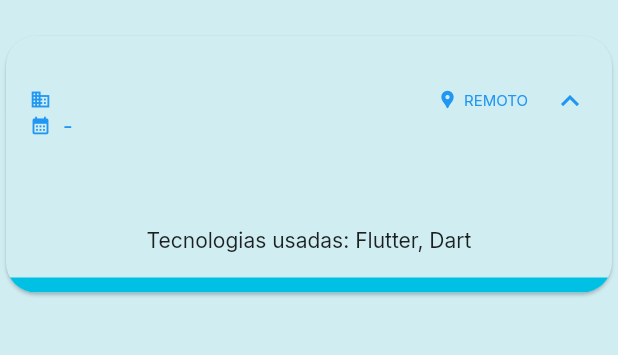
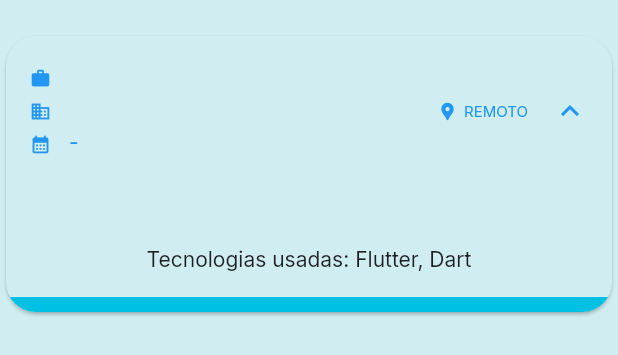
Before and after one commit to jgaviriadev/portfolio_app, a Flutter app: the ExperienceCard widget shown alone on an empty page, opened directly with empty values, after a tap on "REMOTO", on a phone screen of 412 x 824 dp. Shown: the top 355 px of the screen. Run offline on Flutter 3.47's test engine with Material 2 defaults, Android fonts, the phone set to English and light mode, and no system bars; our stand-ins replace animate_do, cached_network_image, card_swiper, go_router, google_fonts, timelines; accounts and stored records are empty; network calls fail.

Commit message:
improved UI experience card

```diff
--- a/lib/screens/details_screen/widgets/experience_card.dart
+++ b/lib/screens/details_screen/widgets/experience_card.dart
@@ -19,6 +19,7 @@ class ExperienceCard extends StatelessWidget {
         color: const Color(0xFFD0EDF2),
         clipBehavior: Clip.antiAlias,
         child: Container(
+          //height: 116,
           decoration: const BoxDecoration(
             border: Border(
               bottom: BorderSide(
@@ -30,19 +31,31 @@ class ExperienceCard extends StatelessWidget {
           child: Theme(
             data: Theme.of(context).copyWith(dividerColor: Colors.transparent),
             child: ExpansionTile(
-              tilePadding: const EdgeInsets.symmetric(vertical: 10, horizontal: 16),
+              controlAffinity: null,
+              tilePadding: const EdgeInsets.symmetric(vertical: 16, horizontal: 16, ),
               childrenPadding: const EdgeInsets.all(16),
               expandedCrossAxisAlignment: CrossAxisAlignment.start,
-              title: Text(
-                experience.jobTitle,
-                style: const TextStyle(
-                  fontWeight: FontWeight.bold
-                ),
-              ),
-              subtitle: Column(
+              title: Column(
                 crossAxisAlignment: CrossAxisAlignment.start,
-                mainAxisAlignment: MainAxisAlignment.start,
                 children: [
+                  Row(
+                    children: [
+                      const Icon(
+                        Icons.work,
+                        size: 14,
+                      ),
+                      const SizedBox(width: 8),
+                      Text(
+                        experience.jobTitle.toUpperCase(),
+                        style: const TextStyle(
+                          height: 1,
+                          fontSize: 14,
+                          fontWeight: FontWeight.bold
+                        ),
+                      ),
+                    ],
+                  ),
+                  const SizedBox(height: 8),
                   Row(
                     children: [
                       Expanded(
@@ -53,8 +66,14 @@ class ExperienceCard extends StatelessWidget {
                               size: 14,
                               //color: Colors.black,
                             ),
-                            const SizedBox(width: 4,),
-                            Text(experience.company),
+                            const SizedBox(width: 8),
+                            Text(
+                              experience.company,
+                              style: const TextStyle(
+                                height: 1,
+                                fontSize: 14
+                              ),
+                            ),
                           ],
                         )
                       ),
@@ -75,6 +94,7 @@ class ExperienceCard extends StatelessWidget {
                       ),
                     ],
                   ),
+                  const SizedBox(height: 8),
                   Row(
                     children: [
                       const Icon(
@@ -82,16 +102,16 @@ class ExperienceCard extends StatelessWidget {
                         size: 14,
                         //color: Colors.black,
                       ),
-                      const SizedBox(width: 4,),
+                      const SizedBox(width: 8),
                       Text(
                         '${experience.beginning} - ${experience.finished}',
                         style: const TextStyle(
-                          //fontSize: 10,
+                          height: 1,
+                          fontSize: 14,
                         ),
                       ),
                     ],
                   ),
-                  const SizedBox(height: 4,)
                 ],
               ),
               children: [
```
